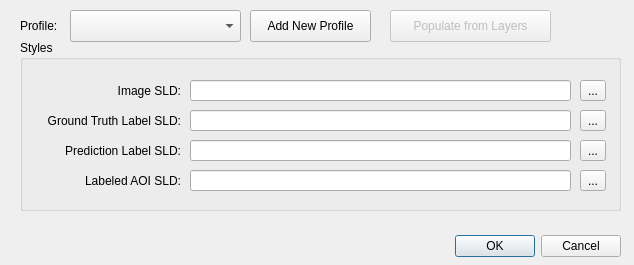
The window that rastervision_qgis/profiles_dialog_base.ui (azavea/raster-vision-qgis) describes before a commit, drawn with Qt 5.
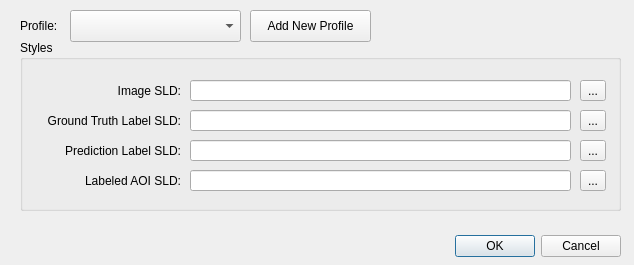
The same window after the commit.

Diff of the .ui file:
```diff
--- a/rastervision_qgis/profiles_dialog_base.ui
+++ b/rastervision_qgis/profiles_dialog_base.ui
@@ -246,25 +246,6 @@
     <string>Add New Profile</string>
    </property>
   </widget>
-  <widget class="QPushButton" name="pushButton_2">
-   <property name="enabled">
-    <bool>false</bool>
-   </property>
-   <property name="geometry">
-    <rect>
-     <x>390</x>
-     <y>10</y>
-     <width>161</width>
-     <height>32</height>
-    </rect>
-   </property>
-   <property name="toolTip">
-    <string>TODO</string>
-   </property>
-   <property name="text">
-    <string>Populate from Layers</string>
-   </property>
-  </widget>
  </widget>
  <resources/>
  <connections>
```
